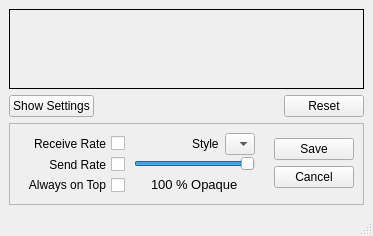
Old version of the form src/gui/bwgraph/bwgraph.ui in the repository a-ilin/vidalia.
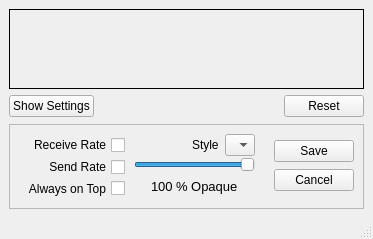
New version of the form. Icons and pictures are not drawn. Custom widgets are drawn as their Qt base class.

Commit message:
Take a stab at r2074 again, but this time just manually give the settings frame a few extra vertical pixels (without Designer's help thankyouverymuch).
svn:r2076

```diff
--- a/src/gui/bwgraph/bwgraph.ui
+++ b/src/gui/bwgraph/bwgraph.ui
@@ -103,7 +103,7 @@
       <property name="minimumSize" >
        <size>
         <width>355</width>
-        <height>82</height>
+        <height>85</height>
        </size>
       </property>
       <property name="maximumSize" >
```
